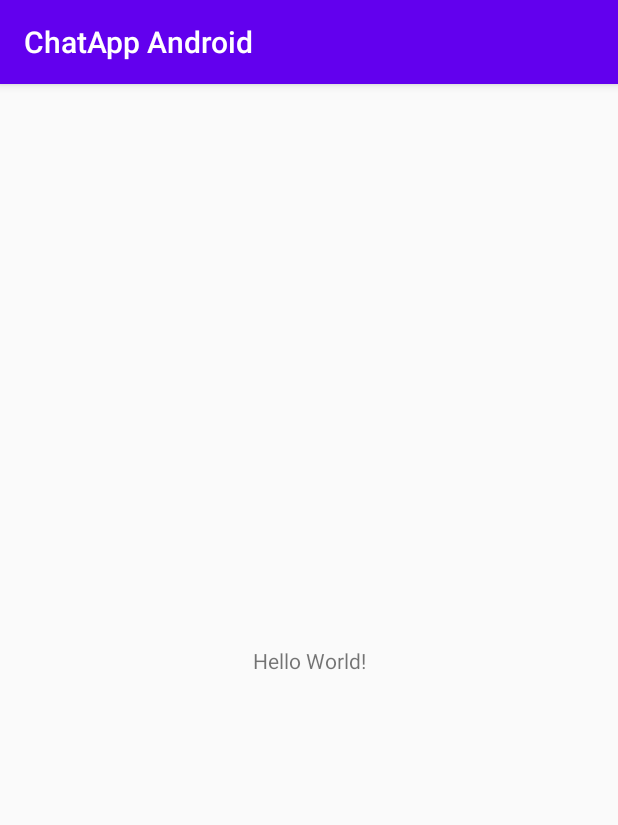
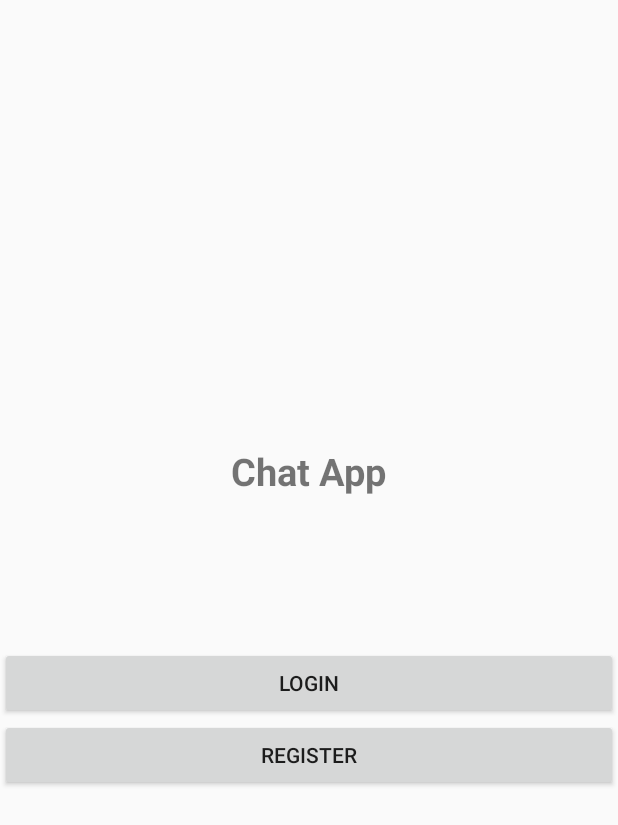
Before and after one commit to khanhduy1407/SampleChatApp-Android, an Android app: the screen it shows after launch (StartActivity), on a phone screen of 412 x 824 dp. Shown: the top 825 px of the screen. Run offline under Robolectric (Android 15) with nearby library versions, the phone set to English and light mode, and no system bars.

```diff
--- a/app/build.gradle
+++ b/app/build.gradle
@@ -4,12 +4,12 @@ plugins {
 }
 
 android {
-    compileSdk 32
+    compileSdk 27
 
     defaultConfig {
         applicationId "com.nkduy.sample.chatapp"
         minSdk 16
-        targetSdk 32
+        targetSdk 27
         versionCode 1
         versionName "1.0"
 
--- a/app/src/main/java/com/nkduy/sample/chatapp/StartActivity.java
+++ b/app/src/main/java/com/nkduy/sample/chatapp/StartActivity.java
@@ -1,13 +1,35 @@
 package com.nkduy.sample.chatapp;
 
+import android.content.Intent;
 import android.support.v7.app.AppCompatActivity;
 import android.os.Bundle;
+import android.view.View;
+import android.widget.Button;
 
 public class StartActivity extends AppCompatActivity {
+
+    Button login, register;
 
     @Override
     protected void onCreate(Bundle savedInstanceState) {
         super.onCreate(savedInstanceState);
         setContentView(R.layout.activity_start);
+
+        login = findViewById(R.id.login);
+        register = findViewById(R.id.register);
+
+        login.setOnClickListener(new View.OnClickListener() {
+            @Override
+            public void onClick(View view) {
+                startActivity(new Intent(StartActivity.this, LoginActivity.class));
+            }
+        });
+
+        register.setOnClickListener(new View.OnClickListener() {
+            @Override
+            public void onClick(View view) {
+                startActivity(new Intent(StartActivity.this, RegisterActivity.class));
+            }
+        });
     }
 }
--- a/app/src/main/res/layout/activity_start.xml
+++ b/app/src/main/res/layout/activity_start.xml
@@ -1,18 +1,31 @@
 <?xml version="1.0" encoding="utf-8"?>
-<android.support.constraint.ConstraintLayout xmlns:android="http://schemas.android.com/apk/res/android"
+<LinearLayout xmlns:android="http://schemas.android.com/apk/res/android"
     xmlns:app="http://schemas.android.com/apk/res-auto"
     xmlns:tools="http://schemas.android.com/tools"
     android:layout_width="match_parent"
     android:layout_height="match_parent"
+    android:orientation="vertical"
+    android:gravity="center"
     tools:context=".StartActivity">
 
     <TextView
         android:layout_width="wrap_content"
         android:layout_height="wrap_content"
-        android:text="Hello World!"
-        app:layout_constraintBottom_toBottomOf="parent"
-        app:layout_constraintLeft_toLeftOf="parent"
-        app:layout_constraintRight_toRightOf="parent"
-        app:layout_constraintTop_toTopOf="parent" />
+        android:text="Chat App"
+        android:textSize="25sp"
+        android:textStyle="bold" />
 
-</android.support.constraint.ConstraintLayout>
+    <Button
+        android:id="@+id/login"
+        android:layout_width="match_parent"
+        android:layout_height="wrap_content"
+        android:layout_marginTop="100dp"
+        android:text="login" />
+
+    <Button
+        android:id="@+id/register"
+        android:layout_width="match_parent"
+        android:layout_height="wrap_content"
+        android:text="register" />
+
+</LinearLayout>
--- a/app/src/main/res/values-night/themes.xml
+++ /dev/null
@@ -1,10 +0,0 @@
-<resources xmlns:tools="http://schemas.android.com/tools">
-    <!-- Base application theme. -->
-    <style name="Theme.ChatAppAndroid" parent="Theme.AppCompat.Light.DarkActionBar">
-        <!-- Primary brand color. -->
-        <item name="colorPrimary">@color/purple_200</item>
-        <item name="colorPrimaryDark">@color/purple_700</item>
-        <item name="colorAccent">@color/teal_200</item>
-        <!-- Customize your theme here. -->
-    </style>
-</resources>
--- a/app/src/main/res/values/colors.xml
+++ b/app/src/main/res/values/colors.xml
@@ -1,10 +1,6 @@
 <?xml version="1.0" encoding="utf-8"?>
 <resources>
-    <color name="purple_200">#FFBB86FC</color>
-    <color name="purple_500">#FF6200EE</color>
-    <color name="purple_700">#FF3700B3</color>
-    <color name="teal_200">#FF03DAC5</color>
-    <color name="teal_700">#FF018786</color>
-    <color name="black">#FF000000</color>
-    <color name="white">#FFFFFFFF</color>
+    <color name="colorPrimary">#3eaeae</color>
+    <color name="colorPrimaryDark">#226e6e</color>
+    <color name="colorAccent">#FF4081</color>
 </resources>
--- /dev/null
+++ b/app/src/main/res/values/styles.xml
@@ -0,0 +1,12 @@
+<?xml version="1.0" encoding="utf-8"?>
+<resources>
+
+    <!-- Base application theme -->
+    <style name="AppTheme" parent="Theme.AppCompat.Light.NoActionBar">
+        <!-- Customize your theme here -->
+        <item name="colorPrimary">@color/colorPrimary</item>
+        <item name="colorPrimaryDark">@color/colorPrimaryDark</item>
+        <item name="colorAccent">@color/colorAccent</item>
+    </style>
+
+</resources>
--- a/app/src/main/res/values/themes.xml
+++ /dev/null
@@ -1,10 +0,0 @@
-<resources xmlns:tools="http://schemas.android.com/tools">
-    <!-- Base application theme. -->
-    <style name="Theme.ChatAppAndroid" parent="Theme.AppCompat.Light.DarkActionBar">
-        <!-- Primary brand color. -->
-        <item name="colorPrimary">@color/purple_500</item>
-        <item name="colorPrimaryDark">@color/purple_700</item>
-        <item name="colorAccent">@color/teal_200</item>
-        <!-- Customize your theme here. -->
-    </style>
-</resources>
--- a/build.gradle
+++ b/build.gradle
@@ -7,7 +7,10 @@ buildscript {
     dependencies {
         classpath 'com.android.tools.build:gradle:4.2.1'
 
-        classpath 'com.google.gms:google-services:4.3.3'
+
+        // NOTE: Do not place your application dependencies here; they belong
+        // in the individual module build.gradle files
+        classpath 'com.google.gms:google-services:4.2.0'
     }
 }
 
```
Also changed, not shown: app/src/main/AndroidManifest.xml (+12 -1 lines), app/src/main/java/com/nkduy/sample/chatapp/LoginActivity.java (added, +69 -0 lines), app/src/main/java/com/nkduy/sample/chatapp/MainActivity.java (added, +13 -0 lines), app/src/main/java/com/nkduy/sample/chatapp/RegisterActivity.java (added, +102 -0 lines), app/src/main/res/layout/activity_login.xml (added, +57 -0 lines), app/src/main/res/layout/activity_main.xml (added, +9 -0 lines), app/src/main/res/layout/activity_register.xml (added, +65 -0 lines), app/src/main/res/layout/bar_layout.xml (added, +7 -0 lines), 1 other file.
